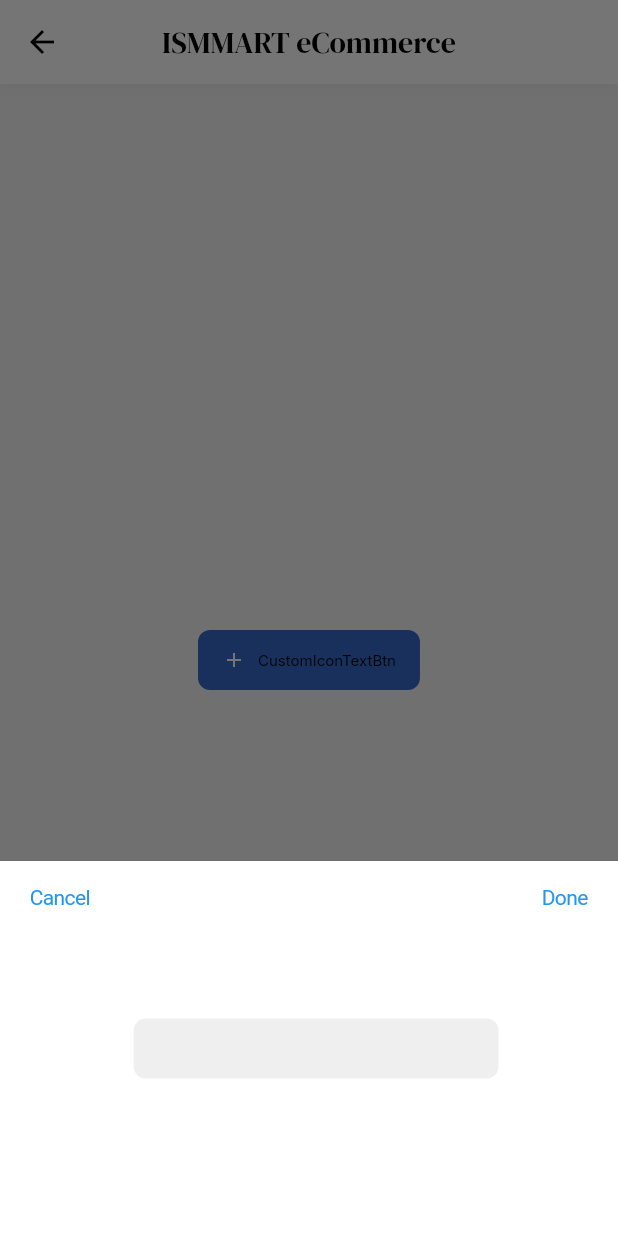
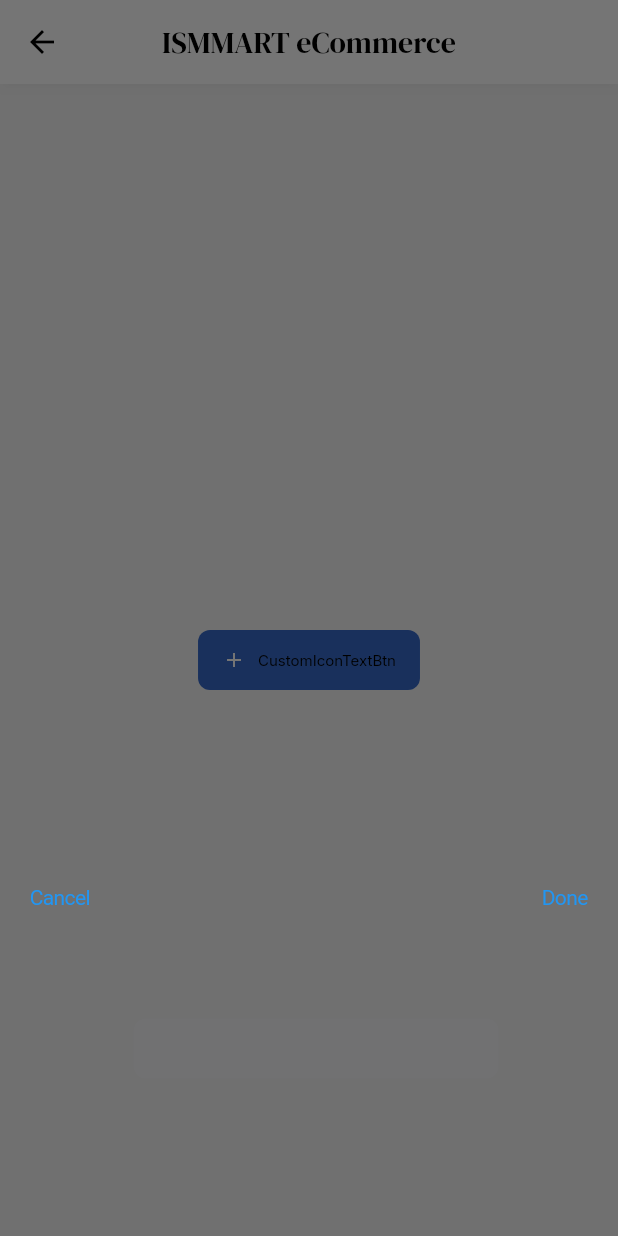
Before and after one commit to StrangerDeveloper/ismmart_ecommerce, a Flutter app: the HomeView screen opened directly, after a tap on "CustomIconTextBtn", on a phone screen of 412 x 824 dp. Run offline on Flutter 3.47's test engine with Material 3 defaults, Android fonts, the phone set to English and light mode, and no system bars; our stand-ins replace flutter_image_compress, gap, get, google_fonts, image_picker.

Commit message:
Update common_function.dart

```diff
--- a/lib/helpers/common_function.dart
+++ b/lib/helpers/common_function.dart
@@ -77,7 +77,6 @@ class CommonFunction {
     int tempIndex = 0;
     Get.bottomSheet(
       Container(
-        color: AppColors.white,
         height: 250,
         padding: const EdgeInsets.fromLTRB(0, 0, 0, 0),
         child: Row(
```
